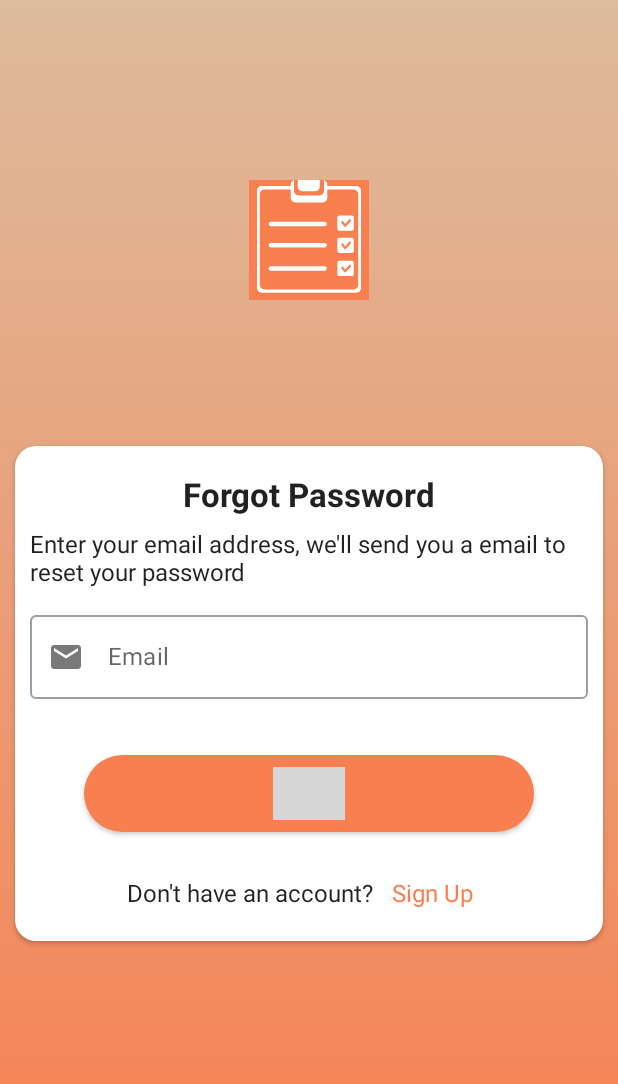
After one commit to Eslicdm/SimpleTaskTodo, an Android app built with Jetpack Compose: the composable ForgotPasswordScreen shown on its own in the app's theme, on a phone screen of 412 x 824 dp. The commit adds this screen. Shown: the top 1084 px of the screen. Run offline under Robolectric (Android 15) with nearby library versions, the phone set to English and light mode, and no system bars; 1 statement that could not run was skipped; grey boxes are pictures that could not be loaded.

Commit message:
ForgotPasswordScreen

```diff
--- a/app/src/main/java/com/eslirodrigues/simpletasktodo/MainActivity.kt
+++ b/app/src/main/java/com/eslirodrigues/simpletasktodo/MainActivity.kt
@@ -6,6 +6,7 @@ import androidx.activity.compose.setContent
 import androidx.compose.animation.ExperimentalAnimationApi
 import androidx.compose.ui.ExperimentalComposeUiApi
 import com.eslirodrigues.simpletasktodo.ui.TodoScreen
+import com.eslirodrigues.simpletasktodo.ui.login.ForgotPasswordScreen
 import com.eslirodrigues.simpletasktodo.ui.login.SignInScreen
 import com.eslirodrigues.simpletasktodo.ui.login.SignUpScreen
 import com.eslirodrigues.simpletasktodo.ui.theme.SimpleTaskTodoTheme
@@ -17,7 +18,7 @@ class MainActivity : ComponentActivity() {
         super.onCreate(savedInstanceState)
         setContent {
             SimpleTaskTodoTheme {
-                SignUpScreen()
+                ForgotPasswordScreen()
             }
         }
     }
--- /dev/null
+++ b/app/src/main/java/com/eslirodrigues/simpletasktodo/ui/login/ForgotPasswordScreen.kt
@@ -0,0 +1,158 @@
+package com.eslirodrigues.simpletasktodo.ui.login
+
+import androidx.compose.foundation.Image
+import androidx.compose.foundation.background
+import androidx.compose.foundation.clickable
+import androidx.compose.foundation.layout.*
+import androidx.compose.foundation.shape.CornerSize
+import androidx.compose.foundation.shape.RoundedCornerShape
+import androidx.compose.foundation.text.KeyboardActions
+import androidx.compose.foundation.text.KeyboardOptions
+import androidx.compose.material.*
+import androidx.compose.material.icons.Icons
+import androidx.compose.material.icons.filled.Email
+import androidx.compose.runtime.*
+import androidx.compose.ui.Alignment
+import androidx.compose.ui.Modifier
+import androidx.compose.ui.focus.onFocusChanged
+import androidx.compose.ui.graphics.Brush
+import androidx.compose.ui.res.painterResource
+import androidx.compose.ui.res.stringResource
+import androidx.compose.ui.text.font.FontWeight
+import androidx.compose.ui.text.input.ImeAction
+import androidx.compose.ui.text.intl.Locale
+import androidx.compose.ui.text.toUpperCase
+import androidx.compose.ui.tooling.preview.Preview
+import androidx.compose.ui.unit.dp
+import androidx.compose.ui.unit.sp
+import com.eslirodrigues.simpletasktodo.R
+import com.eslirodrigues.simpletasktodo.ui.theme.DarkGray
+import com.eslirodrigues.simpletasktodo.ui.theme.LightBrown
+import com.eslirodrigues.simpletasktodo.ui.theme.LightDarkBrown
+
+@Composable
+fun ForgotPasswordScreen() {
+    var inputEmail by remember { mutableStateOf("") }
+    var iconEmailState by remember { mutableStateOf(false) }
+
+    Box(
+        modifier = Modifier
+            .background(
+                Brush.verticalGradient(
+                    colors = listOf(
+                        LightBrown,
+                        LightDarkBrown
+                    )
+                )
+            )
+            .fillMaxSize()
+    ) {
+        Image(
+            painterResource(R.drawable.ic_simpletasktodobrand),
+            contentDescription = stringResource(id = R.string.app_name),
+            modifier = Modifier
+                .align(Alignment.TopCenter)
+                .padding(top = 120.dp)
+                .width(80.dp)
+                .height(80.dp)
+        )
+        Card(
+            modifier = Modifier
+                .padding(top = 100.dp)
+                .align(Alignment.Center)
+                .padding(horizontal = 10.dp, vertical = 50.dp)
+                .width(400.dp)
+                .height(330.dp),
+            elevation = 2.dp,
+            shape = RoundedCornerShape(corner = CornerSize(14.dp))
+        ) {
+            Column(
+                modifier = Modifier.fillMaxWidth()
+            ) {
+                Text(
+                    fontSize = 22.sp,
+                    modifier = Modifier
+                        .padding(top = 20.dp, bottom = 5.dp)
+                        .align(Alignment.CenterHorizontally),
+                    text = stringResource(id = R.string.forgot_pass_title),
+                    fontWeight = FontWeight.Bold
+                )
+                Text(
+                    modifier = Modifier
+                        .padding(vertical = 5.dp, horizontal = 10.dp)
+                        .align(Alignment.CenterHorizontally),
+                    text = stringResource(id = R.string.forgot_pass_description),
+                )
+                OutlinedTextField(
+                    modifier = Modifier
+                        .onFocusChanged {
+                            iconEmailState = !iconEmailState
+                        }
+                        .padding(horizontal = 10.dp, vertical = 5.dp)
+                        .fillMaxWidth(),
+                    value = inputEmail,
+                    onValueChange = {
+                        inputEmail = it
+                    },
+                    label = {
+                        Text(text = stringResource(id = R.string.email))
+                    },
+                    leadingIcon = {
+                        Icon(
+                            imageVector = Icons.Default.Email,
+                            contentDescription = stringResource(id = R.string.add),
+                            tint = if (iconEmailState) DarkGray else LightDarkBrown
+                        )
+                    },
+                    singleLine = true,
+                    keyboardOptions = KeyboardOptions(
+                        imeAction = ImeAction.Done
+                    ),
+                    keyboardActions = KeyboardActions(
+                        onDone = {
+                            /* TODO Submit */
+                        }
+                    )
+                )
+                Button(
+                    modifier = Modifier
+                        .fillMaxWidth()
+                        .height(115.dp)
+                        .padding(vertical = 32.dp, horizontal = 46.dp)
+                        .align(Alignment.CenterHorizontally),
+                    colors = ButtonDefaults.buttonColors(backgroundColor = LightDarkBrown),
+                    shape = RoundedCornerShape(corner = CornerSize(50.dp)),
+                    onClick = { /* TODO Submit */ }
+                ) {
+                    Text(
+                        text = stringResource(id = R.string.submit).toUpperCase(Locale.current)
+                    )
+                }
+                Row(modifier = Modifier.align(Alignment.CenterHorizontally)) {
+                    Text(
+                        text = stringResource(id = R.string.dont_have_account),
+                        modifier = Modifier
+                            .padding(end = 12.dp)
+                            .align(Alignment.CenterVertically)
+                    )
+                    Text(
+                        color = LightDarkBrown,
+                        text = stringResource(id = R.string.sign_up),
+                        modifier = Modifier
+                            .padding(end = 12.dp)
+                            .align(Alignment.CenterVertically)
+                            .clickable {
+                                /* TODO navToSignUp */
+                            }
+                    )
+                }
+            }
+        }
+    }
+}
+
+@Preview
+@Composable
+fun PreviewForgotPasswordScreen() {
+
+}
```
